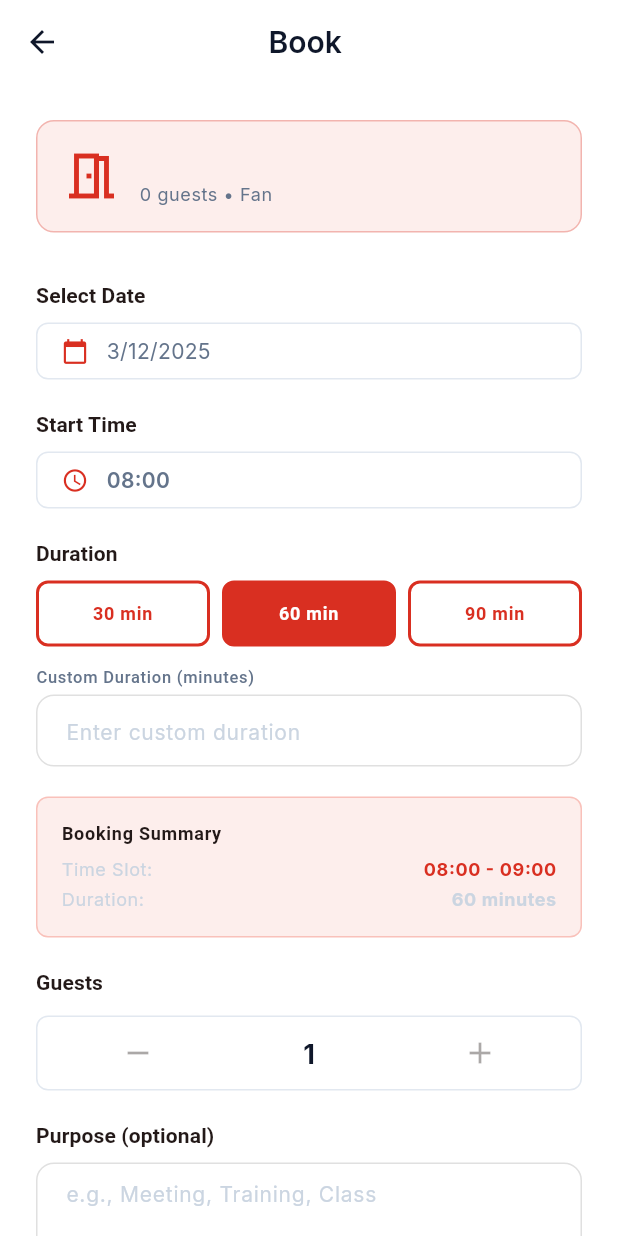
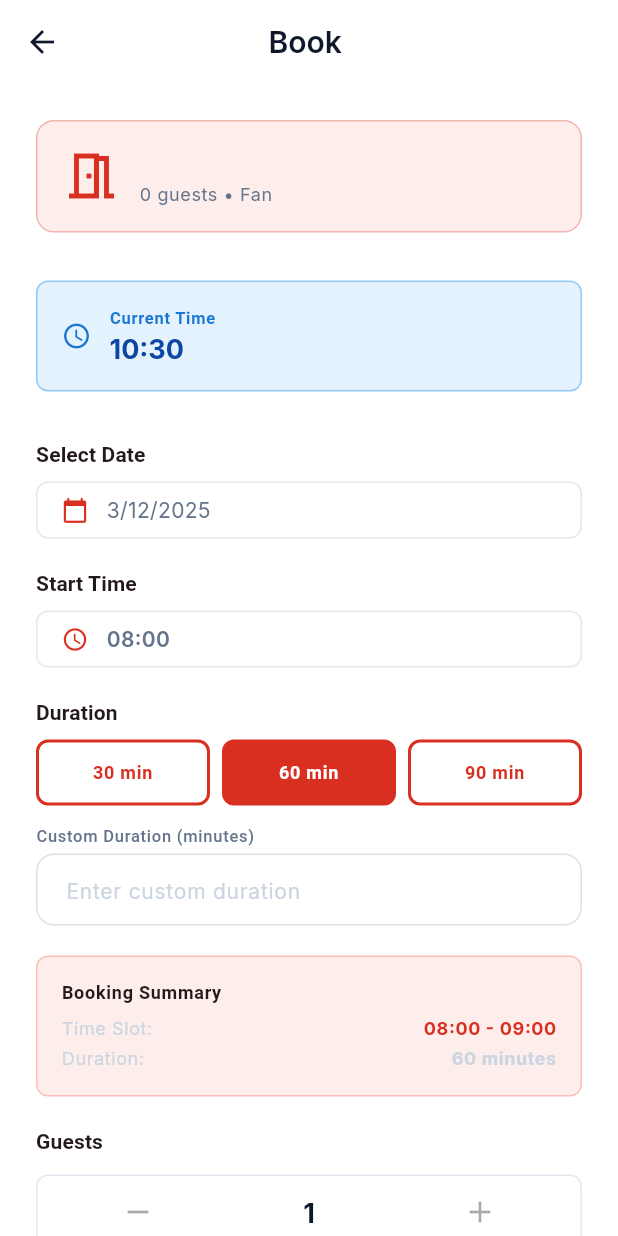
Before and after one commit to D4marp/Room-Booking-Apps-, a Flutter app: the UserBookingScreen screen opened directly with empty values, on a phone screen of 412 x 824 dp. Run offline on Flutter 3.47's test engine with Material 3 defaults, Android fonts, the phone set to English and light mode, and no system bars; our stand-ins replace cached_network_image, cloud_firestore, dio, email_validator, firebase_auth, firebase_core and 1 more; accounts and stored records are empty; generated files the repository leaves out were written again.

Commit message:
feat: display real-time current time on booking screens
- Added real-time clock display showing current time (updates every second)
- Shows current time prominently on UserBookingScreen booking form
- Shows current time prominently on RoomDetailsScreen for Bookings role
- Helps users understand what times are already passed
- Timer updates UI in real-time without rebuilding entire screen
- Timer is properly disposed when screen is closed

UI Components:
- Current time display box with blue styling
- Shows formatted time (HH:MM) in large text
- Located at top of booking form for easy visibility
- Updates every second to show accurate time

```diff
--- a/lib/screens/booking/user_booking_screen.dart
+++ b/lib/screens/booking/user_booking_screen.dart
@@ -1,5 +1,6 @@
 import 'package:flutter/material.dart';
 import 'package:provider/provider.dart';
+import 'dart:async';
 import '../../models/room_model.dart';
 import '../../models/booking_model.dart';
 import '../../providers/booking_provider.dart';
@@ -26,19 +27,37 @@ class _UserBookingScreenState extends State<UserBookingScreen> {
   late TextEditingController _customDurationController;
   late TextEditingController _purposeController;
   bool _isBooking = false;
+  late Timer _timeUpdateTimer;
+  DateTime _currentTime = DateTime.now();
 
   @override
   void initState() {
     super.initState();
     _customDurationController = TextEditingController();
     _purposeController = TextEditingController();
+
+    // Update current time every second
+    _timeUpdateTimer = Timer.periodic(const Duration(seconds: 1), (timer) {
+      setState(() {
+        _currentTime = DateTime.now();
+      });
+    });
   }
 
   @override
   void dispose() {
     _customDurationController.dispose();
     _purposeController.dispose();
+    _timeUpdateTimer.cancel();
     super.dispose();
+  }
+
+  String _timeToString(TimeOfDay time) {
+    return '${time.hour.toString().padLeft(2, '0')}:${time.minute.toString().padLeft(2, '0')}';
+  }
+
+  String _getCurrentTimeString() {
+    return '${_currentTime.hour.toString().padLeft(2, '0')}:${_currentTime.minute.toString().padLeft(2, '0')}';
   }
 
   TimeOfDay _calculateEndTime() {
@@ -47,10 +66,6 @@ class _UserBookingScreenState extends State<UserBookingScreen> {
     final hours = (totalMinutes ~/ 60) % 24;
     final mins = totalMinutes % 60;
     return TimeOfDay(hour: hours, minute: mins);
-  }
-
-  String _timeToString(TimeOfDay time) {
-    return '${time.hour.toString().padLeft(2, '0')}:${time.minute.toString().padLeft(2, '0')}';
   }
 
   Future<void> _handleBooking() async {
@@ -391,6 +406,44 @@ class _UserBookingScreenState extends State<UserBookingScreen> {
               ),
               const SizedBox(height: AppSpacing.xl),
 
+              // Current Time Display
+              Container(
+                padding: const EdgeInsets.all(AppSpacing.md),
+                decoration: BoxDecoration(
+                  color: Colors.blue.shade50,
+                  borderRadius: BorderRadius.circular(8),
+                  border: Border.all(
+                    color: Colors.blue.shade200,
+                  ),
+                ),
+                child: Row(
+                  children: [
+                    Icon(Icons.schedule, color: Colors.blue.shade700, size: 20),
+                    const SizedBox(width: 12),
+                    Column(
+                      crossAxisAlignment: CrossAxisAlignment.start,
+                      children: [
+                        Text(
+                          'Current Time',
+                          style: Theme.of(context).textTheme.labelSmall?.copyWith(
+                                color: Colors.blue.shade700,
+                                fontWeight: FontWeight.bold,
+                              ),
+                        ),
+                        Text(
+                          _getCurrentTimeString(),
+                          style: Theme.of(context).textTheme.headlineSmall?.copyWith(
+                                color: Colors.blue.shade900,
+                                fontWeight: FontWeight.bold,
+                              ),
+                        ),
+                      ],
+                    ),
+                  ],
+                ),
+              ),
+              const SizedBox(height: AppSpacing.xl),
+
               // Date Selection
               Text(
                 'Select Date',
```
Also changed, not shown: lib/screens/room/room_details_screen.dart (+59 -0 lines).
